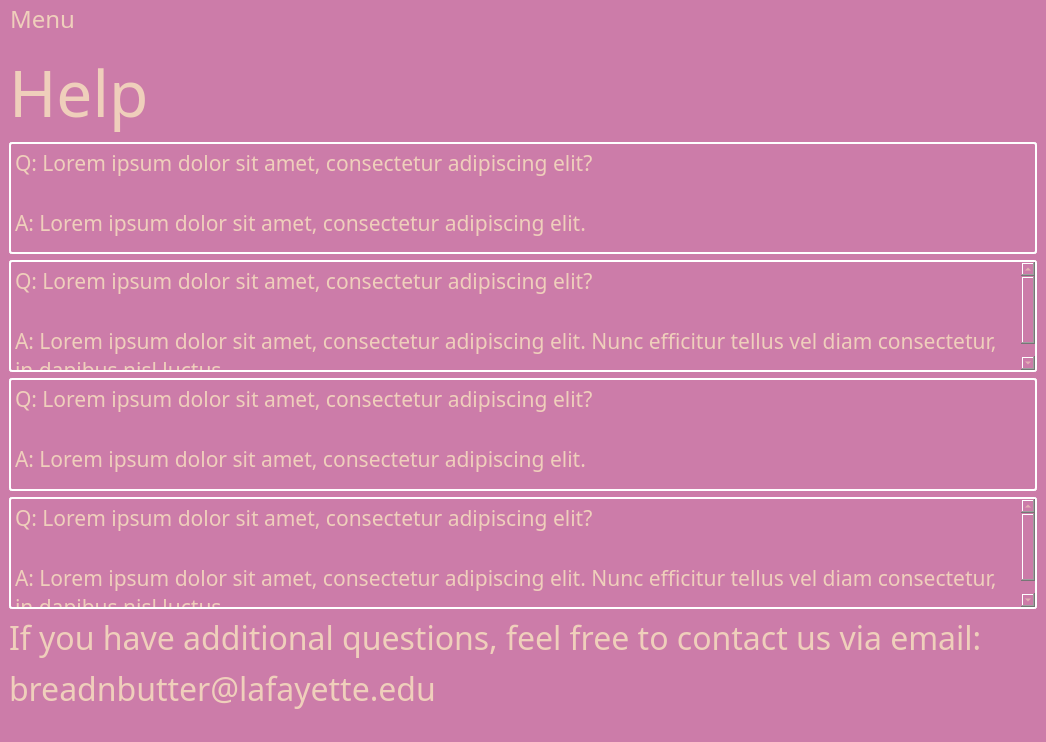
Before: the Qt Designer form breadnbutter/gui/petownerhelp.ui in jacksodl23/cs-205-pet-adoption, drawn with Qt 5.
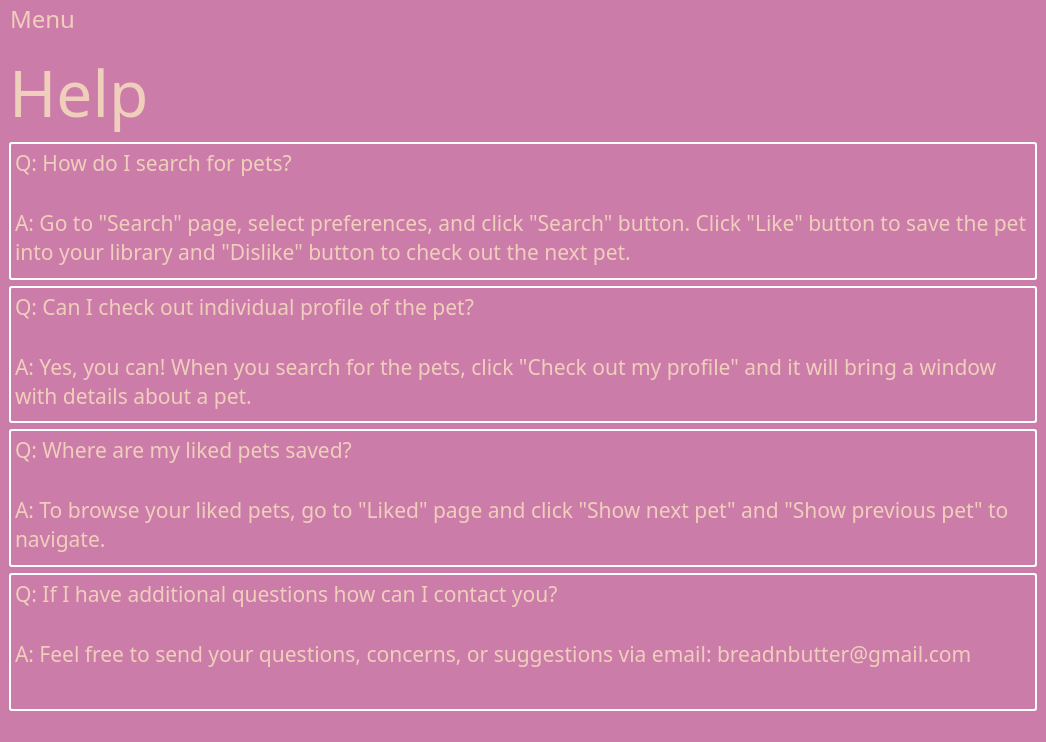
After: the same form once the commit is applied.

Commit message: updated help pages

The edit to the form file:
```diff
--- a/breadnbutter/gui/petownerhelp.ui
+++ b/breadnbutter/gui/petownerhelp.ui
@@ -643,9 +643,9 @@
 &lt;html&gt;&lt;head&gt;&lt;meta name=&quot;qrichtext&quot; content=&quot;1&quot; /&gt;&lt;style type=&quot;text/css&quot;&gt;
 p, li { white-space: pre-wrap; }
 &lt;/style&gt;&lt;/head&gt;&lt;body style=&quot; font-family:'Dyuthi'; font-size:16pt; font-weight:400; font-style:normal;&quot;&gt;
-&lt;p style=&quot; margin-top:0px; margin-bottom:0px; margin-left:0px; margin-right:0px; -qt-block-indent:0; text-indent:0px;&quot;&gt;&lt;span style=&quot; font-family:'Sans Serif';&quot;&gt;Q: Lorem ipsum dolor sit amet, consectetur adipiscing elit?&lt;/span&gt;&lt;/p&gt;
+&lt;p style=&quot; margin-top:0px; margin-bottom:0px; margin-left:0px; margin-right:0px; -qt-block-indent:0; text-indent:0px;&quot;&gt;&lt;span style=&quot; font-family:'Sans Serif';&quot;&gt;Q: How do I search for pets?&lt;/span&gt;&lt;/p&gt;
 &lt;p style=&quot;-qt-paragraph-type:empty; margin-top:0px; margin-bottom:0px; margin-left:0px; margin-right:0px; -qt-block-indent:0; text-indent:0px; font-family:'Sans Serif';&quot;&gt;&lt;br /&gt;&lt;/p&gt;
-&lt;p style=&quot; margin-top:0px; margin-bottom:0px; margin-left:0px; margin-right:0px; -qt-block-indent:0; text-indent:0px;&quot;&gt;&lt;span style=&quot; font-family:'Sans Serif';&quot;&gt;A: Lorem ipsum dolor sit amet, consectetur adipiscing elit.&lt;/span&gt;&lt;/p&gt;&lt;/body&gt;&lt;/html&gt;</string>
+&lt;p style=&quot; margin-top:0px; margin-bottom:0px; margin-left:0px; margin-right:0px; -qt-block-indent:0; text-indent:0px;&quot;&gt;&lt;span style=&quot; font-family:'Sans Serif';&quot;&gt;A: Go to &amp;quot;Search&amp;quot; page, select preferences, and click &amp;quot;Search&amp;quot; button. Click &amp;quot;Like&amp;quot; button to save the pet into your library and &amp;quot;Dislike&amp;quot; button to check out the next pet.&lt;/span&gt;&lt;/p&gt;&lt;/body&gt;&lt;/html&gt;</string>
       </property>
      </widget>
     </item>
@@ -839,9 +839,9 @@
 &lt;html&gt;&lt;head&gt;&lt;meta name=&quot;qrichtext&quot; content=&quot;1&quot; /&gt;&lt;style type=&quot;text/css&quot;&gt;
 p, li { white-space: pre-wrap; }
 &lt;/style&gt;&lt;/head&gt;&lt;body style=&quot; font-family:'Dyuthi'; font-size:16pt; font-weight:400; font-style:normal;&quot;&gt;
-&lt;p style=&quot; margin-top:0px; margin-bottom:0px; margin-left:0px; margin-right:0px; -qt-block-indent:0; text-indent:0px;&quot;&gt;&lt;span style=&quot; font-family:'Sans Serif';&quot;&gt;Q: Lorem ipsum dolor sit amet, consectetur adipiscing elit?&lt;/span&gt;&lt;/p&gt;
+&lt;p style=&quot; margin-top:0px; margin-bottom:0px; margin-left:0px; margin-right:0px; -qt-block-indent:0; text-indent:0px;&quot;&gt;&lt;span style=&quot; font-family:'Sans Serif';&quot;&gt;Q: Can I check out individual profile of the pet?&lt;/span&gt;&lt;/p&gt;
 &lt;p style=&quot;-qt-paragraph-type:empty; margin-top:0px; margin-bottom:0px; margin-left:0px; margin-right:0px; -qt-block-indent:0; text-indent:0px; font-family:'Sans Serif';&quot;&gt;&lt;br /&gt;&lt;/p&gt;
-&lt;p style=&quot; margin-top:0px; margin-bottom:0px; margin-left:0px; margin-right:0px; -qt-block-indent:0; text-indent:0px;&quot;&gt;&lt;span style=&quot; font-family:'Sans Serif';&quot;&gt;A: Lorem ipsum dolor sit amet, consectetur adipiscing elit. Nunc efficitur tellus vel diam consectetur, in dapibus nisl luctus.&lt;/span&gt;&lt;/p&gt;&lt;/body&gt;&lt;/html&gt;</string>
+&lt;p style=&quot; margin-top:0px; margin-bottom:0px; margin-left:0px; margin-right:0px; -qt-block-indent:0; text-indent:0px;&quot;&gt;&lt;span style=&quot; font-family:'Sans Serif';&quot;&gt;A: Yes, you can! When you search for the pets, click &amp;quot;Check out my profile&amp;quot; and it will bring a window with details about a pet.&lt;/span&gt;&lt;/p&gt;&lt;/body&gt;&lt;/html&gt;</string>
       </property>
      </widget>
     </item>
@@ -1035,9 +1035,9 @@
 &lt;html&gt;&lt;head&gt;&lt;meta name=&quot;qrichtext&quot; content=&quot;1&quot; /&gt;&lt;style type=&quot;text/css&quot;&gt;
 p, li { white-space: pre-wrap; }
 &lt;/style&gt;&lt;/head&gt;&lt;body style=&quot; font-family:'Dyuthi'; font-size:16pt; font-weight:400; font-style:normal;&quot;&gt;
-&lt;p style=&quot; margin-top:0px; margin-bottom:0px; margin-left:0px; margin-right:0px; -qt-block-indent:0; text-indent:0px;&quot;&gt;&lt;span style=&quot; font-family:'Sans Serif';&quot;&gt;Q: Lorem ipsum dolor sit amet, consectetur adipiscing elit?&lt;/span&gt;&lt;/p&gt;
+&lt;p style=&quot; margin-top:0px; margin-bottom:0px; margin-left:0px; margin-right:0px; -qt-block-indent:0; text-indent:0px;&quot;&gt;&lt;span style=&quot; font-family:'Sans Serif';&quot;&gt;Q: Where are my liked pets saved?&lt;/span&gt;&lt;/p&gt;
 &lt;p style=&quot;-qt-paragraph-type:empty; margin-top:0px; margin-bottom:0px; margin-left:0px; margin-right:0px; -qt-block-indent:0; text-indent:0px; font-family:'Sans Serif';&quot;&gt;&lt;br /&gt;&lt;/p&gt;
-&lt;p style=&quot; margin-top:0px; margin-bottom:0px; margin-left:0px; margin-right:0px; -qt-block-indent:0; text-indent:0px;&quot;&gt;&lt;span style=&quot; font-family:'Sans Serif';&quot;&gt;A: Lorem ipsum dolor sit amet, consectetur adipiscing elit.&lt;/span&gt;&lt;/p&gt;&lt;/body&gt;&lt;/html&gt;</string>
+&lt;p style=&quot; margin-top:0px; margin-bottom:0px; margin-left:0px; margin-right:0px; -qt-block-indent:0; text-indent:0px;&quot;&gt;&lt;span style=&quot; font-family:'Sans Serif';&quot;&gt;A: To browse your liked pets, go to &amp;quot;Liked&amp;quot; page and click &amp;quot;Show next pet&amp;quot; and &amp;quot;Show previous pet&amp;quot; to navigate.&lt;/span&gt;&lt;/p&gt;&lt;/body&gt;&lt;/html&gt;</string>
       </property>
      </widget>
     </item>
@@ -1231,35 +1231,9 @@
 &lt;html&gt;&lt;head&gt;&lt;meta name=&quot;qrichtext&quot; content=&quot;1&quot; /&gt;&lt;style type=&quot;text/css&quot;&gt;
 p, li { white-space: pre-wrap; }
 &lt;/style&gt;&lt;/head&gt;&lt;body style=&quot; font-family:'Dyuthi'; font-size:16pt; font-weight:400; font-style:normal;&quot;&gt;
-&lt;p style=&quot; margin-top:0px; margin-bottom:0px; margin-left:0px; margin-right:0px; -qt-block-indent:0; text-indent:0px;&quot;&gt;&lt;span style=&quot; font-family:'Sans Serif';&quot;&gt;Q: Lorem ipsum dolor sit amet, consectetur adipiscing elit?&lt;/span&gt;&lt;/p&gt;
+&lt;p style=&quot; margin-top:0px; margin-bottom:0px; margin-left:0px; margin-right:0px; -qt-block-indent:0; text-indent:0px;&quot;&gt;&lt;span style=&quot; font-family:'Sans Serif';&quot;&gt;Q: If I have additional questions how can I contact you?&lt;/span&gt;&lt;/p&gt;
 &lt;p style=&quot;-qt-paragraph-type:empty; margin-top:0px; margin-bottom:0px; margin-left:0px; margin-right:0px; -qt-block-indent:0; text-indent:0px; font-family:'Sans Serif';&quot;&gt;&lt;br /&gt;&lt;/p&gt;
-&lt;p style=&quot; margin-top:0px; margin-bottom:0px; margin-left:0px; margin-right:0px; -qt-block-indent:0; text-indent:0px;&quot;&gt;&lt;span style=&quot; font-family:'Sans Serif';&quot;&gt;A: Lorem ipsum dolor sit amet, consectetur adipiscing elit. Nunc efficitur tellus vel diam consectetur, in dapibus nisl luctus.&lt;/span&gt;&lt;/p&gt;&lt;/body&gt;&lt;/html&gt;</string>
-      </property>
-     </widget>
-    </item>
-    <item>
-     <widget class="QLabel" name="label_2">
-      <property name="font">
-       <font>
-        <family>Dyuthi</family>
-        <pointsize>24</pointsize>
-       </font>
-      </property>
-      <property name="text">
-       <string>If you have additional questions, feel free to contact us via email:</string>
-      </property>
-     </widget>
-    </item>
-    <item>
-     <widget class="QLabel" name="label_3">
-      <property name="font">
-       <font>
-        <family>Dyuthi</family>
-        <pointsize>24</pointsize>
-       </font>
-      </property>
-      <property name="text">
-       <string>breadnbutter@lafayette.edu</string>
+&lt;p style=&quot; margin-top:0px; margin-bottom:0px; margin-left:0px; margin-right:0px; -qt-block-indent:0; text-indent:0px;&quot;&gt;&lt;span style=&quot; font-family:'Sans Serif';&quot;&gt;A: Feel free to send your questions, concerns, or suggestions via email: breadnbutter@gmail.com&lt;/span&gt;&lt;/p&gt;&lt;/body&gt;&lt;/html&gt;</string>
       </property>
      </widget>
     </item>
```
The commit also changes 2 other files.
